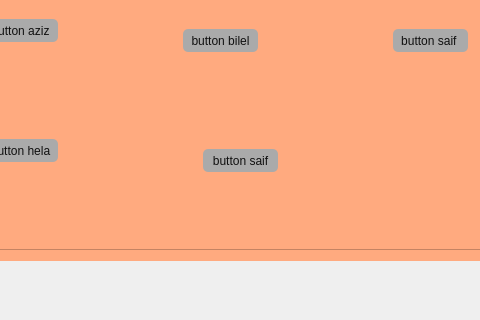
This is mainwindow.ui in hanenjabnoun-Esprit-2019/Smart_Pastry_Shop_2A25 as Qt 5 draws it before an edit; both pictures show x 156 to 636 and y 140 to 460 of the 800 by 600 pixel window. The edited form follows.
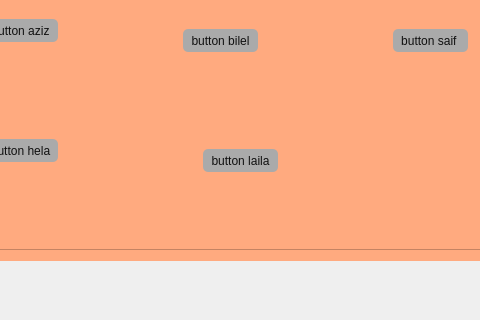
This is the edited form.

Commit message: integration laila

The edit to the form file:
```diff
--- a/mainwindow.ui
+++ b/mainwindow.ui
@@ -1259,7 +1259,7 @@
 Color: #101010;</string>
        </property>
        <property name="text">
-        <string>button saif</string>
+        <string>button laila</string>
        </property>
       </widget>
       <widget class="QPushButton" name="pushButton_6">
```
The commit also changes 63 other files.
